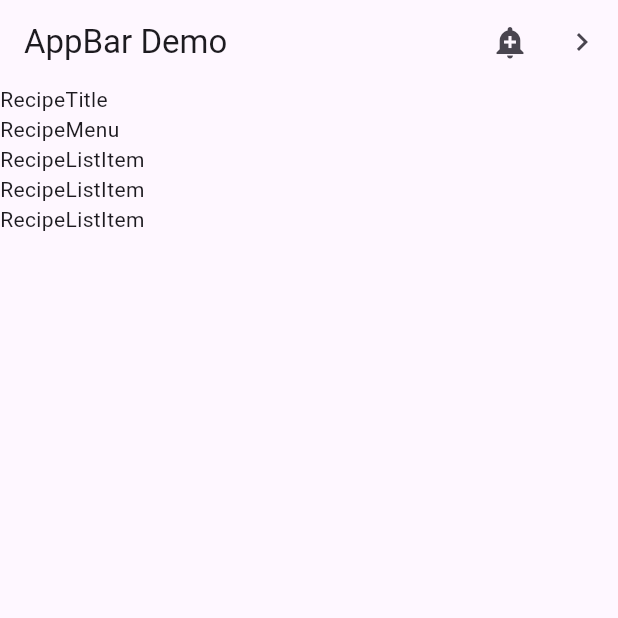
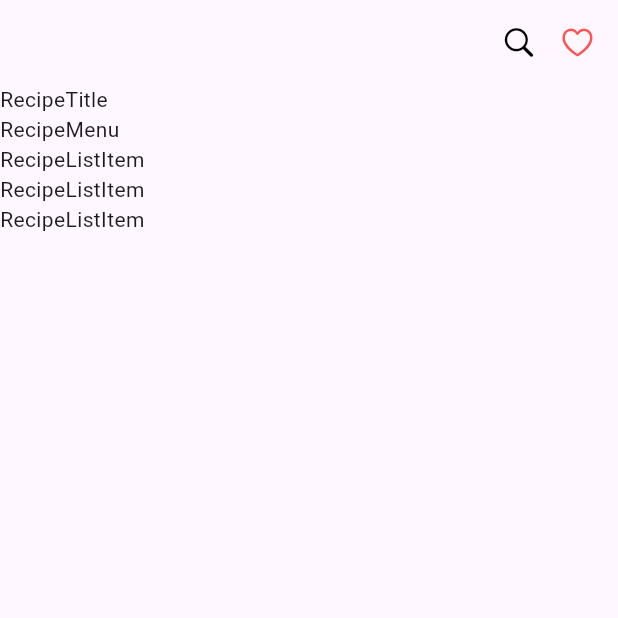
Before and after one commit to ilsong963/flutter_recipe_app, a Flutter app: the screen it shows after launch, on a phone screen of 412 x 824 dp, the top half of it. Run offline on Flutter 3.47's test engine with Material 3 defaults, Android fonts, the phone set to English and light mode, and no system bars.

Commit message:
chore: appbar 여백

```diff
--- a/lib/main.dart
+++ b/lib/main.dart
@@ -1,3 +1,4 @@
+import 'package:flutter/cupertino.dart';
 import 'package:flutter/material.dart';
 import 'package:flutter_recipe_app/recipe_list_item.dart';
 import 'package:flutter_recipe_app/recipe_menu.dart';
@@ -23,16 +24,14 @@ class RecipePage extends StatelessWidget {
   Widget build(BuildContext context) {
     return Scaffold(
       appBar: AppBar(
-        title: const Text('AppBar Demo'),
-        actions: <Widget>[
-          IconButton(
-            icon: const Icon(Icons.add_alert),
-            tooltip: 'Show Snackbar',
-            onPressed: () {
-              ScaffoldMessenger.of(context).showSnackBar(const SnackBar(content: Text('This is a snackbar')));
-            },
+        actions: [
+          Icon(
+            CupertinoIcons.search, // 쿠퍼티노 아이콘 사용
+            color: Colors.black,
           ),
-          IconButton(icon: const Icon(Icons.navigate_next), tooltip: 'Go to the next page', onPressed: () {}),
+          SizedBox(width: 15),
+          Icon(CupertinoIcons.heart, color: Colors.redAccent),
+          SizedBox(width: 15),
         ],
       ),
       body: Column(
```
